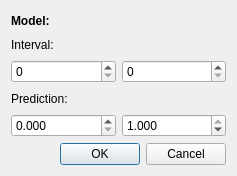
Old version of the form qt/corrected_model_pred.ui in the repository idergunoff/geovel_1.0.
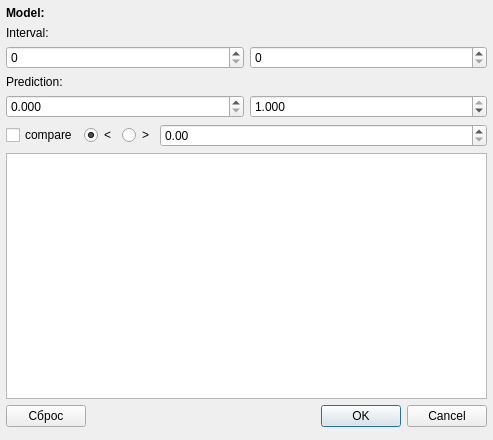
New version of the form.

Commit message: correct_profile_model_predict() additions

Diff of the .ui file:
```diff
--- a/qt/corrected_model_pred.ui
+++ b/qt/corrected_model_pred.ui
@@ -6,58 +6,24 @@
    <rect>
     <x>0</x>
     <y>0</y>
-    <width>237</width>
-    <height>176</height>
+    <width>493</width>
+    <height>440</height>
    </rect>
   </property>
   <property name="windowTitle">
    <string>Corrected Model Prediction</string>
   </property>
-  <layout class="QGridLayout" name="gridLayout">
-   <item row="4" column="0">
-    <widget class="QDoubleSpinBox" name="doubleSpinBox_pred_min">
-     <property name="decimals">
-      <number>3</number>
-     </property>
-     <property name="maximum">
-      <double>1.000000000000000</double>
-     </property>
-     <property name="singleStep">
-      <double>0.100000000000000</double>
-     </property>
-    </widget>
-   </item>
-   <item row="4" column="1">
-    <widget class="QDoubleSpinBox" name="doubleSpinBox_pred_max">
-     <property name="decimals">
-      <number>3</number>
-     </property>
-     <property name="maximum">
-      <double>1.000000000000000</double>
-     </property>
-     <property name="singleStep">
-      <double>0.100000000000000</double>
-     </property>
-     <property name="value">
-      <double>1.000000000000000</double>
-     </property>
-    </widget>
-   </item>
-   <item row="1" column="0">
-    <widget class="QLabel" name="label">
-     <property name="text">
-      <string>Interval:</string>
-     </property>
-    </widget>
-   </item>
-   <item row="3" column="0">
-    <widget class="QLabel" name="label_2">
-     <property name="text">
-      <string>Prediction:</string>
-     </property>
-    </widget>
-   </item>
-   <item row="0" column="0">
+  <widget class="QWidget" name="">
+   <property name="geometry">
+    <rect>
+     <x>6</x>
+     <y>6</y>
+     <width>481</width>
+     <height>421</height>
+    </rect>
+   </property>
+   <layout class="QVBoxLayout" name="verticalLayout">
+    <item>
     <widget class="QLabel" name="label_3">
      <property name="font">
       <font>
@@ -70,21 +36,115 @@
      </property>
     </widget>
    </item>
-   <item row="2" column="0">
+    <item>
+     <widget class="QLabel" name="label">
+      <property name="text">
+       <string>Interval:</string>
+      </property>
+     </widget>
+    </item>
+    <item>
+     <layout class="QHBoxLayout" name="horizontalLayout">
+      <item>
     <widget class="QSpinBox" name="spinBox_int_min">
      <property name="singleStep">
       <number>10</number>
      </property>
     </widget>
    </item>
-   <item row="2" column="1">
+      <item>
     <widget class="QSpinBox" name="spinBox_int_max">
      <property name="singleStep">
       <number>10</number>
      </property>
     </widget>
    </item>
-   <item row="5" column="0" colspan="2">
+     </layout>
+    </item>
+    <item>
+     <widget class="QLabel" name="label_2">
+      <property name="text">
+       <string>Prediction:</string>
+      </property>
+     </widget>
+    </item>
+    <item>
+     <layout class="QHBoxLayout" name="horizontalLayout_2">
+      <item>
+       <widget class="QDoubleSpinBox" name="doubleSpinBox_pred_min">
+        <property name="decimals">
+         <number>3</number>
+        </property>
+        <property name="maximum">
+         <double>1.000000000000000</double>
+        </property>
+        <property name="singleStep">
+         <double>0.100000000000000</double>
+        </property>
+       </widget>
+      </item>
+      <item>
+       <widget class="QDoubleSpinBox" name="doubleSpinBox_pred_max">
+        <property name="decimals">
+         <number>3</number>
+        </property>
+        <property name="maximum">
+         <double>1.000000000000000</double>
+        </property>
+        <property name="singleStep">
+         <double>0.100000000000000</double>
+        </property>
+        <property name="value">
+         <double>1.000000000000000</double>
+        </property>
+       </widget>
+      </item>
+     </layout>
+    </item>
+    <item>
+     <layout class="QHBoxLayout" name="horizontalLayout_3" stretch="0,0,0,1">
+      <item>
+       <widget class="QCheckBox" name="checkBox_compare">
+        <property name="text">
+         <string>compare</string>
+        </property>
+       </widget>
+      </item>
+      <item>
+       <widget class="QRadioButton" name="radioButton_less">
+        <property name="text">
+         <string>&lt;</string>
+        </property>
+        <property name="checked">
+         <bool>true</bool>
+        </property>
+       </widget>
+      </item>
+      <item>
+       <widget class="QRadioButton" name="radioButton_more">
+        <property name="text">
+         <string>&gt;</string>
+        </property>
+       </widget>
+      </item>
+      <item>
+       <widget class="QDoubleSpinBox" name="doubleSpinBox_value"/>
+      </item>
+     </layout>
+    </item>
+    <item>
+     <widget class="QListWidget" name="listWidget_model_pred"/>
+    </item>
+    <item>
+     <layout class="QHBoxLayout" name="horizontalLayout_4">
+      <item>
+       <widget class="QPushButton" name="pushButton_delete_pred">
+        <property name="text">
+         <string>Сброс</string>
+        </property>
+       </widget>
+      </item>
+      <item>
     <widget class="QDialogButtonBox" name="buttonBox">
      <property name="standardButtons">
       <set>QDialogButtonBox::Cancel|QDialogButtonBox::Ok</set>
@@ -92,6 +152,9 @@
     </widget>
    </item>
   </layout>
+    </item>
+   </layout>
+  </widget>
  </widget>
  <resources/>
  <connections/>
```
Lines whose indentation alone changed are shown as unchanged. The commit also changes 7 other files.
